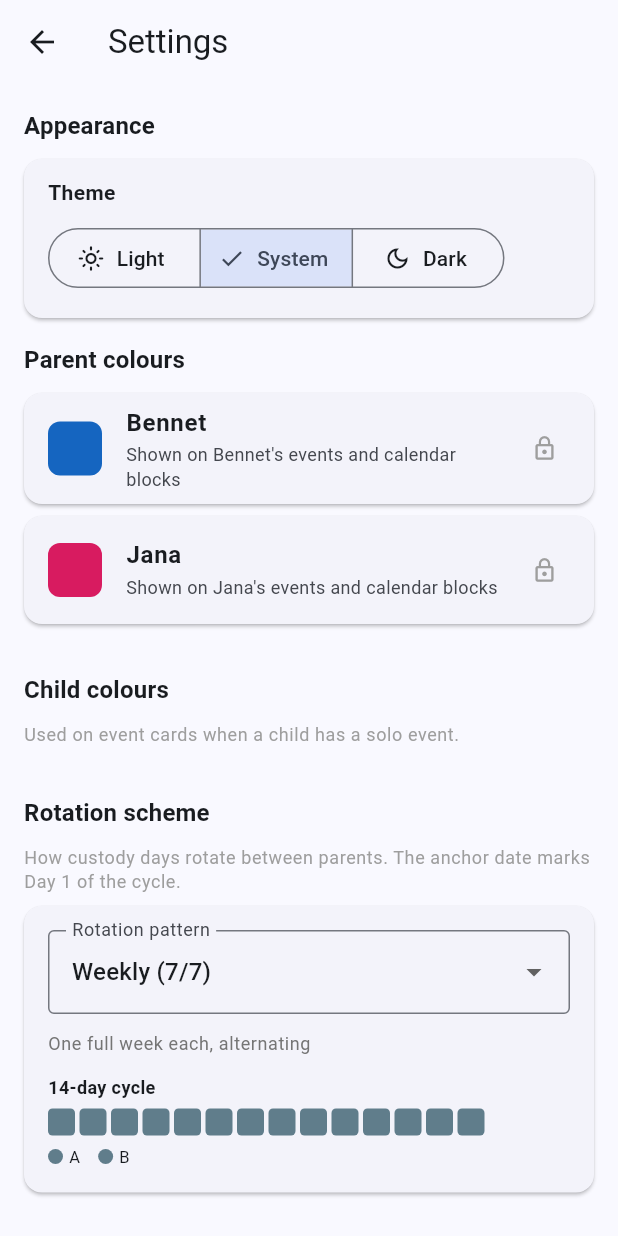
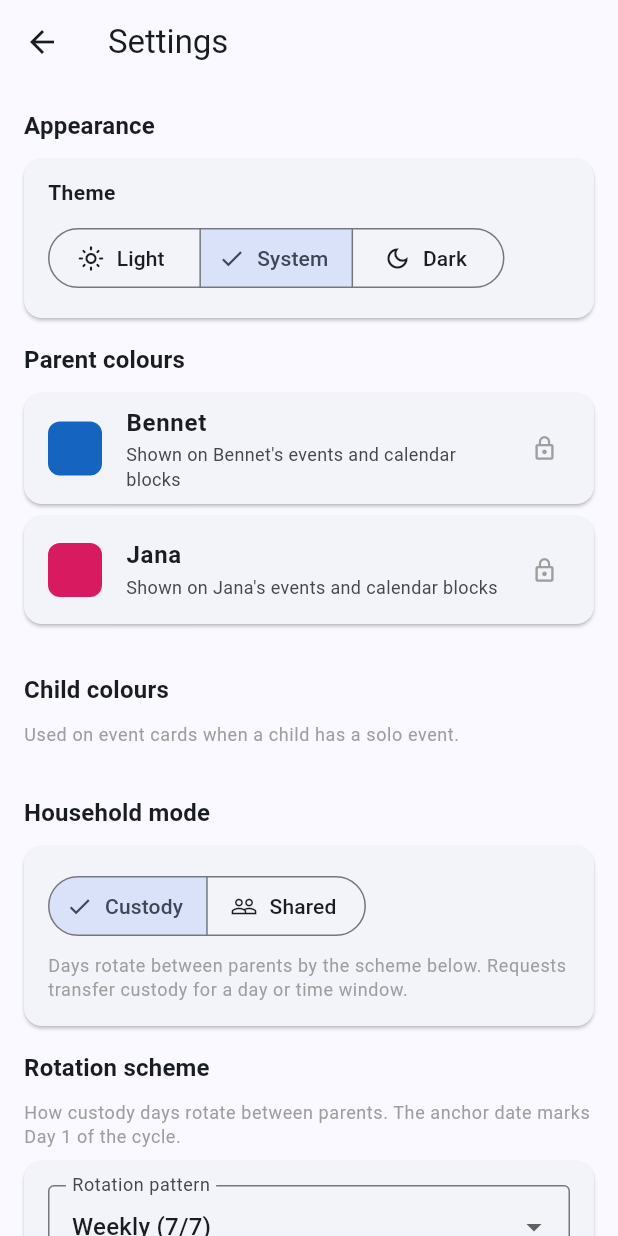
Before and after one commit to Pahiro/coplan, a Flutter app: the SettingsScreen screen opened directly, on a phone screen of 412 x 824 dp. Run offline on Flutter 3.47's test engine with Material 3 defaults, Android fonts, the phone set to English and light mode, and no system bars; our stand-ins replace connectivity_plus, flutter_local_notifications, flutter_riverpod, pocketbase, shared_preferences; missing offline and left inert: home_widget; accounts and stored records are empty.

Commit message:
feat: 9.3  shared household mode
- Engine returns 'Both' for dayOwner/weekOwner in shared mode
- Mode toggle in settings (custody vs shared)
- Rotation/weekday sections hidden in shared mode
- 'Both' colour (purple 400) in AppColors
- householdMode passed to all 6 engine construction sites
- Freeze cron skips rotation in shared mode
- Dashboard labels adapt: 'pickup request' vs 'custody request'
- Household provider: updateMode() method

Co-authored-by: Copilot <223556219+Copilot@users.noreply.github.com>

```diff
--- a/lib/models/app_colors.dart
+++ b/lib/models/app_colors.dart
@@ -15,8 +15,11 @@ class AppColors {
        _childColors  = childColors;
 
   /// Accent colour for a parent by display name.
-  Color parentColor(String parentName) =>
-      _parentColors[parentName] ?? Colors.blueGrey;
+  /// "Both" returns a neutral purple for shared-mode days.
+  Color parentColor(String parentName) {
+    if (parentName == 'Both') return const Color(0xFF7E57C2); // purple 400
+    return _parentColors[parentName] ?? Colors.blueGrey;
+  }
 
   /// Soft background tint for a parent.
   Color parentLightColor(String parentName) =>
--- a/lib/providers/household_provider.dart
+++ b/lib/providers/household_provider.dart
@@ -146,6 +146,17 @@ class HouseholdNotifier extends AsyncNotifier<HouseholdConfig?> {
     ref.invalidateSelf();
   }
 
+  /// Switch household mode between "custody" and "shared".
+  Future<void> updateMode(String mode) async {
+    final household = state.valueOrNull;
+    if (household == null) return;
+
+    await pb.collection('households').update(household.id, body: {
+      'mode': mode,
+    });
+    ref.invalidateSelf();
+  }
+
   /// Generate an invite code for this household.
   Future<String> createInvite({required String role}) async {
     final household = state.valueOrNull;
--- a/lib/providers/schedule_provider.dart
+++ b/lib/providers/schedule_provider.dart
@@ -85,6 +85,7 @@ final resolvedDayProvider =
     rotationParentEven:    evenName,
     rotationParentOdd:     oddName,
     rotationScheme:        household?.rotationScheme,
+    householdMode:         household?.mode ?? 'custody',
   ).resolveDay(date);
 });
 
@@ -155,6 +156,7 @@ final weekEventsProvider =
       rotationParentEven:    evenName,
       rotationParentOdd:     oddName,
       rotationScheme:        household?.rotationScheme,
+      householdMode:         household?.mode ?? 'custody',
     ).resolveDay(date);
   }
   return result;
--- a/lib/screens/dashboard_screen.dart
+++ b/lib/screens/dashboard_screen.dart
@@ -283,7 +283,10 @@ class _RequestSheetState extends ConsumerState<_RequestSheet> {
           mainAxisSize: MainAxisSize.min,
           crossAxisAlignment: CrossAxisAlignment.start,
           children: [
-            Text('New custody request',
+            Text(
+                ref.read(householdProvider).valueOrNull?.mode == 'shared'
+                    ? 'New pickup request'
+                    : 'New custody request',
                 style: Theme.of(context)
                     .textTheme
                     .titleLarge
--- a/lib/screens/settings_screen.dart
+++ b/lib/screens/settings_screen.dart
@@ -98,6 +98,46 @@ class SettingsScreen extends ConsumerWidget {
                   .updateChildColor(child.id, c),
             )),
             const SizedBox(height: 24),
+            _SectionHeader('Household mode'),
+            Card(
+              margin: const EdgeInsets.only(bottom: 16),
+              child: Padding(
+                padding: const EdgeInsets.all(16),
+                child: Column(
+                  crossAxisAlignment: CrossAxisAlignment.start,
+                  children: [
+                    SegmentedButton<String>(
+                      segments: const [
+                        ButtonSegment(
+                          value: 'custody',
+                          icon: Icon(Icons.swap_horiz, size: 18),
+                          label: Text('Custody'),
+                        ),
+                        ButtonSegment(
+                          value: 'shared',
+                          icon: Icon(Icons.people_outline, size: 18),
+                          label: Text('Shared'),
+                        ),
+                      ],
+                      selected: {ref.watch(householdProvider).valueOrNull?.mode ?? 'custody'},
+                      onSelectionChanged: (s) =>
+                          ref.read(householdProvider.notifier).updateMode(s.first),
+                    ),
+                    const SizedBox(height: 8),
+                    Text(
+                      ref.watch(householdProvider).valueOrNull?.mode == 'shared'
+                          ? 'Both parents are always responsible. '
+                            'Use requests to coordinate who handles pickups.'
+                          : 'Days rotate between parents by the scheme below. '
+                            'Requests transfer custody for a day or time window.',
+                      style: Theme.of(context).textTheme.bodySmall?.copyWith(color: Colors.grey),
+                    ),
+                  ],
+                ),
+              ),
+            ),
+            // Only show rotation settings in custody mode
+            if ((ref.watch(householdProvider).valueOrNull?.mode ?? 'custody') == 'custody') ...[
               _SectionHeader('Rotation scheme'),
               Text(
                 'How custody days rotate between parents. '
@@ -122,6 +162,7 @@ class SettingsScreen extends ConsumerWidget {
               ),
               const SizedBox(height: 8),
               const _RecurringRulesSection(),
+            ], // end custody-only section
           ],
         ),
       ),
--- a/lib/services/widget_cache_service.dart
+++ b/lib/services/widget_cache_service.dart
@@ -67,6 +67,7 @@ class WidgetCacheService {
         rotationParentEven:    rotation.$2,
         rotationParentOdd:     rotation.$3,
         rotationScheme:        rotation.$4,
+        householdMode:         rotation.$5,
       ).resolveDay(date);
       events.addAll(dayEvents);
     }
@@ -138,7 +139,7 @@ class WidgetCacheService {
 
   /// Fetches rotation anchor + parent names + scheme from the active household.
   /// Falls back to app_settings for legacy single-household setups.
-  static Future<(DateTime, String, String, RotationScheme?)> _fetchRotationConfig() async {
+  static Future<(DateTime, String, String, RotationScheme?, String)> _fetchRotationConfig() async {
     try {
       final userId = pb.authStore.record?.id ?? '';
       final user = await pb.collection('users').getOne(userId);
@@ -170,7 +171,8 @@ class WidgetCacheService {
         if (rawPattern is List) pattern = rawPattern.cast<int>();
         final scheme = RotationScheme.fromJson(schemeType, pattern);
 
-        return (anchor, evenName, oddName, scheme);
+        final mode = h.data['mode'] as String? ?? 'custody';
+        return (anchor, evenName, oddName, scheme, mode);
       }
     } catch (_) {}
 
@@ -186,9 +188,9 @@ class WidgetCacheService {
           }
         }
       }
-      return (anchor, AppConstants.parentBennet, AppConstants.parentJana, null);
+      return (anchor, AppConstants.parentBennet, AppConstants.parentJana, null, 'custody');
     } catch (_) {
-      return (DateTime(2025, 1, 6), AppConstants.parentBennet, AppConstants.parentJana, null);
+      return (DateTime(2025, 1, 6), AppConstants.parentBennet, AppConstants.parentJana, null, 'custody');
     }
   }
 }
--- a/lib/widgets/add_event_sheet.dart
+++ b/lib/widgets/add_event_sheet.dart
@@ -100,6 +100,7 @@ class _AddEventSheetState extends ConsumerState<AddEventSheet> {
           rotationParentEven: evenName,
           rotationParentOdd: oddName,
           rotationScheme: household?.rotationScheme,
+          householdMode: household?.mode ?? 'custody',
         ).dayOwner(_date);
         await ref.read(custodyRequestsProvider.notifier).createSharedEvent(
               targetDate:     DateFormat('yyyy-MM-dd').format(_date),
--- a/lib/widgets/month_grid.dart
+++ b/lib/widgets/month_grid.dart
@@ -55,7 +55,8 @@ class MonthGrid extends ConsumerWidget {
         rotationAnchor:        household?.rotationAnchorDate ?? DateTime(2025, 1, 6),
         rotationParentEven:    household?.rotationParentEvenName ?? 'Bennet',
         rotationParentOdd:     household?.rotationParentOddName ?? 'Jana',
-        rotationScheme:        household?.rotationScheme);
+        rotationScheme:        household?.rotationScheme,
+        householdMode:         household?.mode ?? 'custody');
 
     final firstOfMonth = DateTime(month.year, month.month, 1);
     final gridStart =
--- a/lib/widgets/week_strip.dart
+++ b/lib/widgets/week_strip.dart
@@ -57,7 +57,8 @@ class WeekStrip extends ConsumerWidget {
             rotationAnchor:        household?.rotationAnchorDate ?? DateTime(2025, 1, 6),
             rotationParentEven:    household?.rotationParentEvenName ?? 'Bennet',
             rotationParentOdd:     household?.rotationParentOddName ?? 'Jana',
-            rotationScheme:        household?.rotationScheme);
+            rotationScheme:        household?.rotationScheme,
+            householdMode:         household?.mode ?? 'custody');
         return SizedBox(
           height: 72,
           child: Row(
```
Also changed, not shown: lib/engine/resolution_engine.dart (+16 -2 lines), 1 other file. Lines whose indentation alone changed are shown as unchanged.
